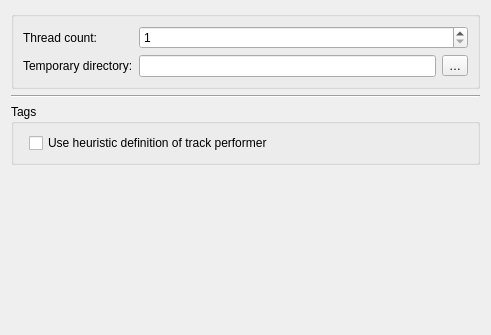
First picture: the form in gui/preferences/generalpage/generalpage.ui, repository flacon/flacon, before the edit.
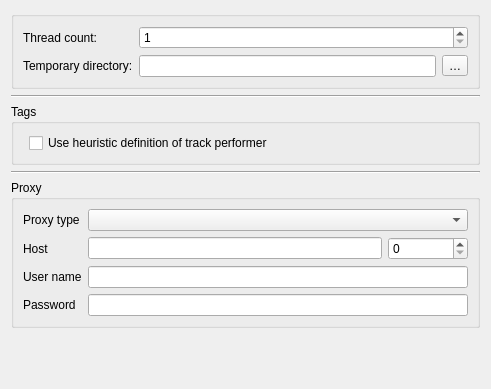
Second picture: the form after the edit. Custom widgets are drawn as their Qt base class.

Commit message: Add proxy support

```diff
--- a/gui/preferences/generalpage/generalpage.ui
+++ b/gui/preferences/generalpage/generalpage.ui
@@ -7,7 +7,7 @@
     <x>0</x>
     <y>0</y>
     <width>491</width>
-    <height>335</height>
+    <height>389</height>
    </rect>
   </property>
   <property name="windowTitle">
@@ -111,6 +111,86 @@
      </layout>
     </widget>
    </item>
+   <item>
+    <widget class="Line" name="line_2">
+     <property name="orientation">
+      <enum>Qt::Horizontal</enum>
+     </property>
+    </widget>
+   </item>
+   <item>
+    <widget class="QGroupBox" name="proxyGroup">
+     <property name="title">
+      <string>Proxy</string>
+     </property>
+     <property name="flat">
+      <bool>true</bool>
+     </property>
+     <layout class="QFormLayout" name="formLayout_2">
+      <item row="0" column="0">
+       <widget class="QLabel" name="label">
+        <property name="text">
+         <string comment="Preferences proxy settings" extracomment="Preferences proxy settings">Proxy type</string>
+        </property>
+       </widget>
+      </item>
+      <item row="0" column="1">
+       <widget class="QComboBox" name="proxyTypeComboBox"/>
+      </item>
+      <item row="1" column="0">
+       <widget class="QLabel" name="label_2">
+        <property name="text">
+         <string comment="Preferences proxy settings" extracomment="Preferences proxy settings">Host</string>
+        </property>
+       </widget>
+      </item>
+      <item row="1" column="1">
+       <layout class="QHBoxLayout" name="horizontalLayout">
+        <item>
+         <widget class="QLineEdit" name="proxyHostEdit"/>
+        </item>
+        <item>
+         <widget class="QSpinBox" name="proxyPortEdit">
+          <property name="minimumSize">
+           <size>
+            <width>80</width>
+            <height>0</height>
+           </size>
+          </property>
+          <property name="maximum">
+           <number>65535</number>
+          </property>
+         </widget>
+        </item>
+       </layout>
+      </item>
+      <item row="2" column="0">
+       <widget class="QLabel" name="label_3">
+        <property name="text">
+         <string comment="Preferences proxy settings" extracomment="Preferences proxy settings">User name</string>
+        </property>
+       </widget>
+      </item>
+      <item row="2" column="1">
+       <widget class="QLineEdit" name="ProxyUserNameEdit"/>
+      </item>
+      <item row="3" column="0">
+       <widget class="QLabel" name="label_4">
+        <property name="text">
+         <string comment="Preferences proxy settings" extracomment="Preferences proxy settings">Password</string>
+        </property>
+       </widget>
+      </item>
+      <item row="3" column="1">
+       <widget class="QLineEdit" name="proxyPasswordEdit">
+        <property name="echoMode">
+         <enum>QLineEdit::Password</enum>
+        </property>
+       </widget>
+      </item>
+     </layout>
+    </widget>
+   </item>
    <item>
     <spacer name="verticalSpacer">
      <property name="orientation">
```
The commit also changes 9 other files.
